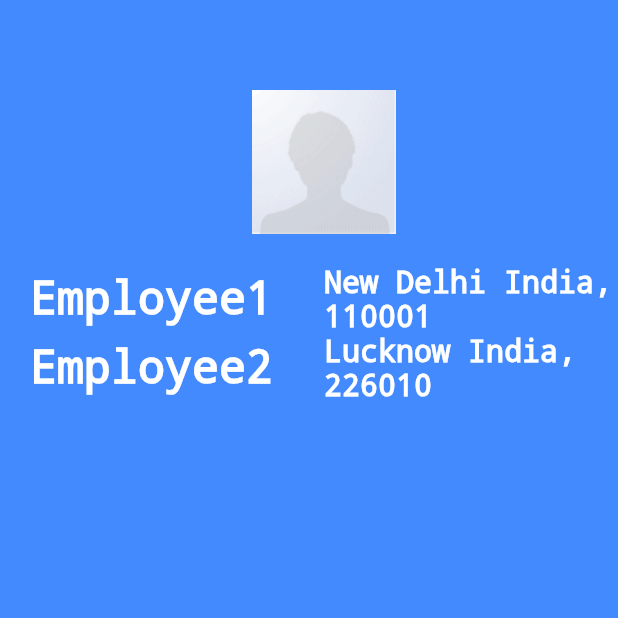
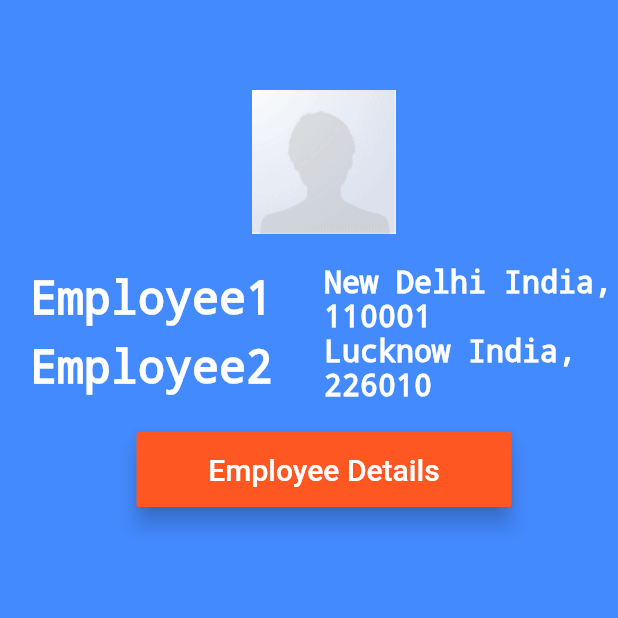
Before and after one commit to dubeyakhilesh/flutter_ui_widget, a Flutter app: the screen it shows after launch, on a phone screen of 412 x 824 dp, the top half of it. Run offline on Flutter 3.47's test engine with Material 2 defaults, Android fonts, the phone set to English and light mode, and no system bars.

Commit message:
This is the example of float button and alert dialog widget with container widget

```diff
--- a/lib/screens/Home.dart
+++ b/lib/screens/Home.dart
@@ -72,7 +72,8 @@ class Home extends StatelessWidget {
                       ),
                     )
                   ],
-                )
+                ),
+                FloatButton()
               ],
             )));
   }
@@ -91,3 +92,39 @@ class ImageAsset extends StatelessWidget {
     );
   }
 }
+
+class FloatButton extends StatelessWidget {
+  @override
+  Widget build(BuildContext context) {
+    // TODO: implement build
+    return Container(
+      height: 50.0,
+      width: 250.0,
+      margin: EdgeInsets.only(top: 20.0),
+      child: RaisedButton(
+        color: Colors.deepOrange,
+        elevation: 6.0,
+        onPressed: () {
+          checkDetails(context);
+        },
+        child: Text(
+          "Employee Details",
+          style: TextStyle(fontSize: 20.0, color: Colors.white),
+        ),
+      ),
+    );
+  }
+
+  void checkDetails(BuildContext context) {
+    var dialog = AlertDialog(
+      title: Text("Employee Details"),
+      content: Text("Employee details are correct."),
+    );
+
+    showDialog(
+        context: context,
+        builder: (BuildContext context) {
+          return dialog;
+        });
+  }
+}
```
